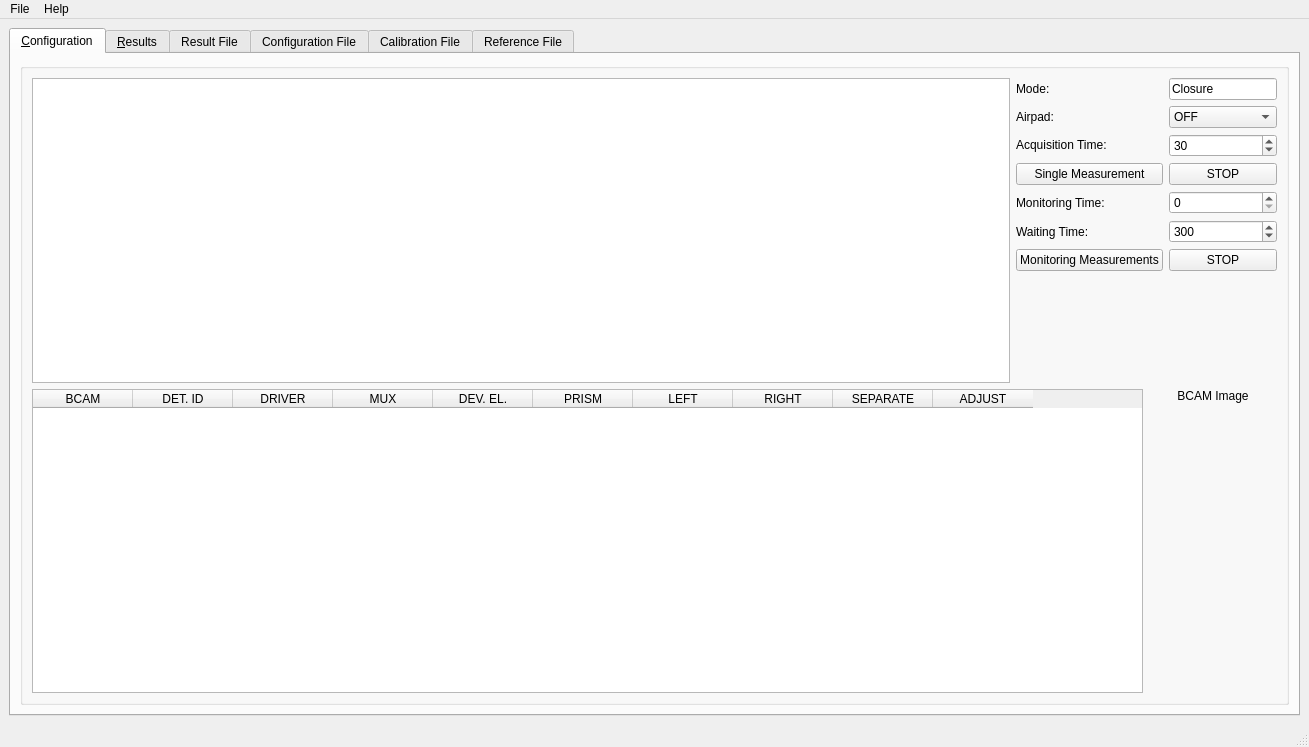
This is ADEPO/client/client.ui in CERN/atlas-adepo as Qt 5 draws it before an edit. The edited form follows.
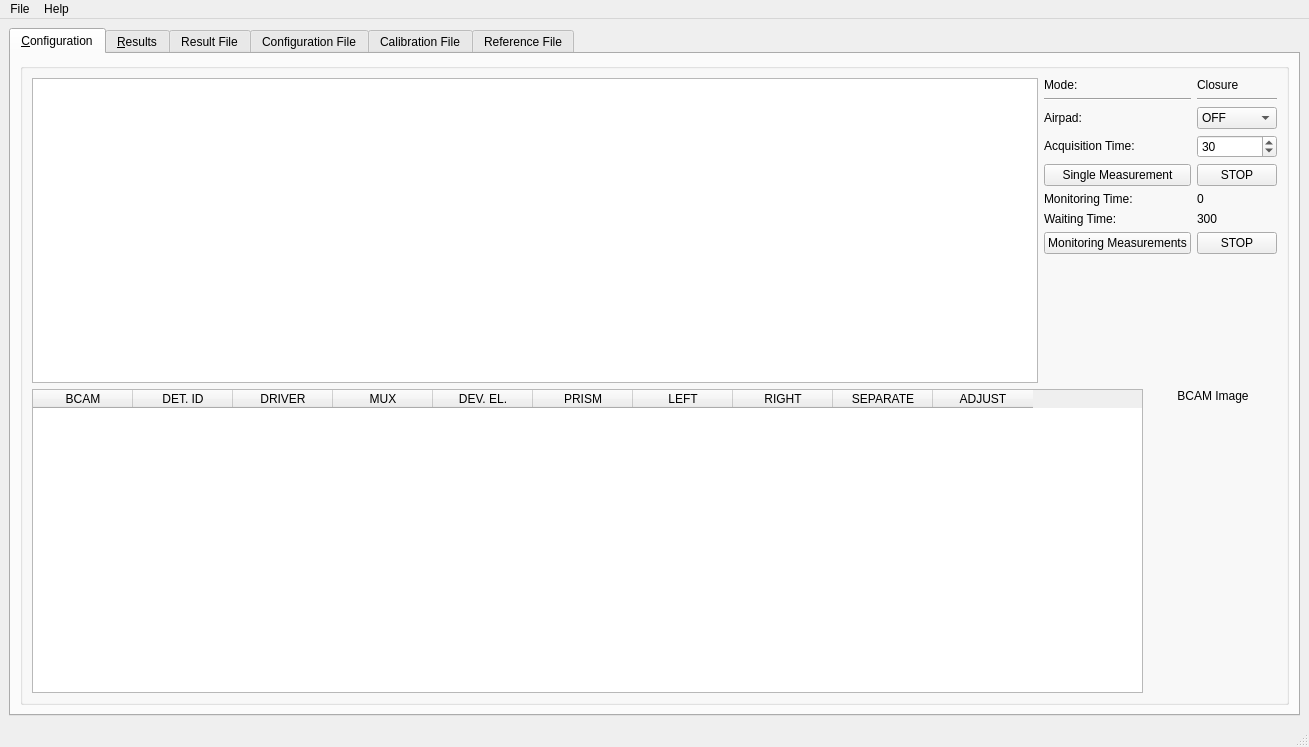
This is the edited form. Icons and pictures are not drawn.

```diff
--- a/ADEPO/client/client.ui
+++ b/ADEPO/client/client.ui
@@ -164,7 +164,28 @@
                </item>
                <item>
                 <layout class="QGridLayout" name="gridLayout">
-                 <item row="2" column="1">
+                 <item row="6" column="1">
+                  <widget class="QLabel" name="monitoringTime">
+                   <property name="text">
+                    <string>0</string>
+                   </property>
+                  </widget>
+                 </item>
+                 <item row="0" column="1">
+                  <widget class="QLabel" name="mode">
+                   <property name="text">
+                    <string>Closure</string>
+                   </property>
+                  </widget>
+                 </item>
+                 <item row="7" column="1">
+                  <widget class="QLabel" name="waitingTime">
+                   <property name="text">
+                    <string>300</string>
+                   </property>
+                  </widget>
+                 </item>
+                 <item row="3" column="1">
                   <widget class="QSpinBox" name="singleShotTime">
                    <property name="accelerated">
                     <bool>true</bool>
@@ -180,7 +201,7 @@
                    </property>
                   </widget>
                  </item>
-                 <item row="1" column="0">
+                 <item row="2" column="0">
                   <widget class="QLabel" name="airpadLabel">
                    <property name="text">
                     <string>Airpad:</string>
@@ -206,7 +227,7 @@
                    </property>
                   </widget>
                  </item>
-                 <item row="8" column="0">
+                 <item row="9" column="0">
                   <spacer name="verticalSpacer">
                    <property name="orientation">
                     <enum>Qt::Vertical</enum>
@@ -219,7 +240,7 @@
                    </property>
                   </spacer>
                  </item>
-                 <item row="1" column="1">
+                 <item row="2" column="1">
                   <widget class="QComboBox" name="airpad">
                    <item>
                     <property name="text">
@@ -233,21 +254,21 @@
                    </item>
                   </widget>
                  </item>
-                 <item row="4" column="1">
+                 <item row="5" column="1">
                   <widget class="QPushButton" name="singleShotStop">
                    <property name="text">
                     <string>STOP</string>
                    </property>
                   </widget>
                  </item>
-                 <item row="6" column="0">
+                 <item row="7" column="0">
                   <widget class="QLabel" name="waitingTimeLabel">
                    <property name="text">
                     <string>Waiting Time:</string>
                    </property>
                   </widget>
                  </item>
-                 <item row="2" column="0">
+                 <item row="3" column="0">
                   <widget class="QLabel" name="singleShotTimeLabel">
                    <property name="text">
                     <string>Acquisition Time:</string>
@@ -260,60 +281,48 @@
                    </property>
                   </widget>
                  </item>
-                 <item row="4" column="0">
+                 <item row="5" column="0">
                   <widget class="QPushButton" name="singleShot">
                    <property name="text">
                     <string>Single Measurement</string>
                    </property>
                   </widget>
                  </item>
-                 <item row="7" column="1">
+                 <item row="8" column="1">
                   <widget class="QPushButton" name="monitoringStop">
                    <property name="text">
                     <string>STOP</string>
                    </property>
                   </widget>
                  </item>
-                 <item row="6" column="1">
-                  <widget class="QSpinBox" name="waitingTime">
-                   <property name="minimum">
-                    <number>60</number>
-                   </property>
-                   <property name="maximum">
-                    <number>20000</number>
-                   </property>
-                   <property name="singleStep">
-                    <number>10</number>
-                   </property>
-                   <property name="value">
-                    <number>300</number>
-                   </property>
-                  </widget>
-                 </item>
-                 <item row="7" column="0">
+                 <item row="8" column="0">
                   <widget class="QPushButton" name="monitoring">
                    <property name="text">
                     <string>Monitoring Measurements</string>
                    </property>
                   </widget>
                  </item>
-                 <item row="0" column="1">
-                  <widget class="QLineEdit" name="mode">
-                   <property name="text">
-                    <string>Closure</string>
-                   </property>
-                  </widget>
-                 </item>
-                 <item row="5" column="1">
-                  <widget class="QSpinBox" name="monitoringTime"/>
-                 </item>
-                 <item row="5" column="0">
+                 <item row="6" column="0">
                   <widget class="QLabel" name="monitoringTimeLabel">
                    <property name="text">
                     <string>Monitoring Time:</string>
                    </property>
                   </widget>
                  </item>
+                 <item row="1" column="0">
+                  <widget class="Line" name="line">
+                   <property name="orientation">
+                    <enum>Qt::Horizontal</enum>
+                   </property>
+                  </widget>
+                 </item>
+                 <item row="1" column="1">
+                  <widget class="Line" name="line_2">
+                   <property name="orientation">
+                    <enum>Qt::Horizontal</enum>
+                   </property>
+                  </widget>
+                 </item>
                 </layout>
                </item>
               </layout>
```
